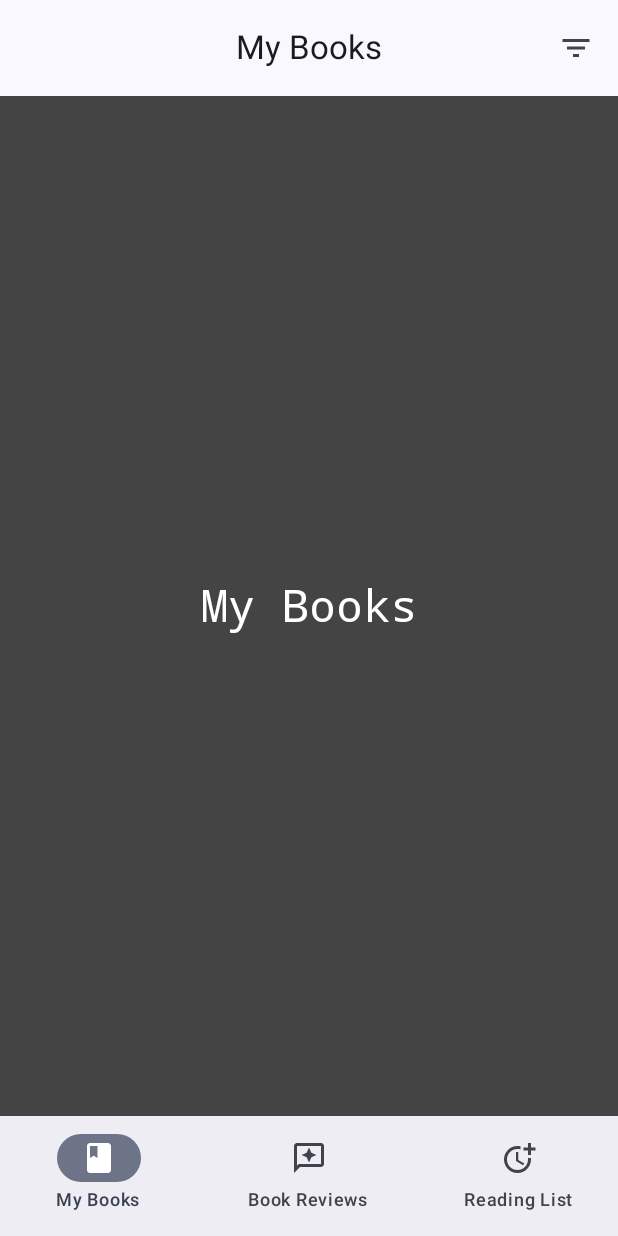
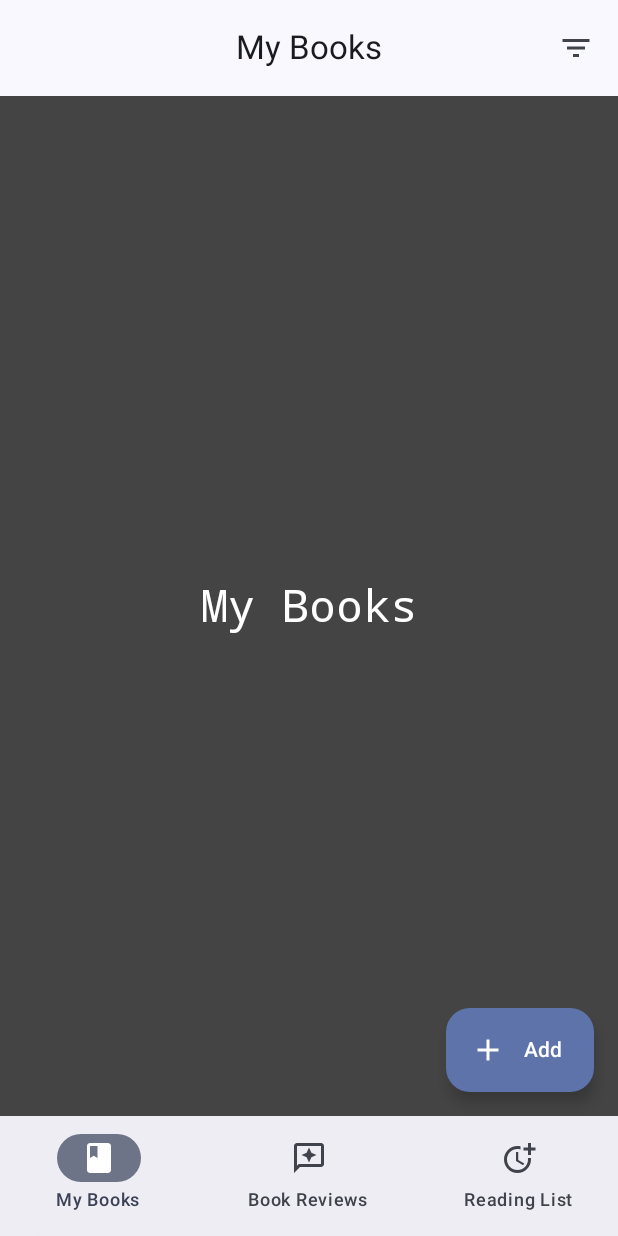
Before and after one commit to devrath/DroidDbStorage, an Android app built with Jetpack Compose: the screen it shows after launch (HomeActivity), on a phone screen of 412 x 824 dp. Run offline under Robolectric (Android 15) with nearby library versions, the phone set to English and light mode, and no system bars; our stand-ins replace Dagger/Hilt's generated code; 1 statement that could not run was skipped.

Commit message:
Floating button Added

```diff
--- a/Modules/RoomDbCode/compose-application/app/src/main/java/com/istudio/code/ui/modules/home/screens/ScreenHomeContainer.kt
+++ b/Modules/RoomDbCode/compose-application/app/src/main/java/com/istudio/code/ui/modules/home/screens/ScreenHomeContainer.kt
@@ -10,10 +10,12 @@ import androidx.compose.foundation.layout.padding
 import androidx.compose.foundation.layout.wrapContentHeight
 import androidx.compose.foundation.lazy.LazyColumn
 import androidx.compose.material.icons.Icons
+import androidx.compose.material.icons.filled.Add
 import androidx.compose.material.icons.filled.FilterList
 import androidx.compose.material3.BottomSheetScaffold
 import androidx.compose.material3.CenterAlignedTopAppBar
 import androidx.compose.material3.ExperimentalMaterial3Api
+import androidx.compose.material3.ExtendedFloatingActionButton
 import androidx.compose.material3.Icon
 import androidx.compose.material3.IconButton
 import androidx.compose.material3.MaterialTheme
@@ -89,7 +91,7 @@ fun HomeContainer(modifier: Modifier = Modifier) {
                         Text(text = screenTitle)
                     },
                     actions = {
-                        if(selectedItemIndex == 0){
+                        if (selectedItemIndex == 0) {
                             // Display the filter Icon only if it is First Tab - MyBooks
                             IconButton(onClick = {
                                 coroutineScope.launch {
@@ -132,6 +134,9 @@ fun HomeContainer(modifier: Modifier = Modifier) {
                         )
                     }
                 }
+            },
+            floatingActionButton = {
+                FloatingButton(expanded = true)
             }
         ) {
             Column(
@@ -170,3 +175,21 @@ fun BottomSheetContent() {
         }
     }
 }
+
+@Composable
+fun FloatingButton(
+    expanded: Boolean
+) {
+    val cxt = LocalContext.current
+    ExtendedFloatingActionButton(
+        onClick = { /* do something*/ },
+        icon = {
+            Icon(
+                imageVector = Icons.Filled.Add,
+                contentDescription = cxt.getString(R.string.str_add)
+            )
+        },
+        text = { Text(text = cxt.getString(R.string.str_add)) },
+        expanded = expanded
+    )
+}
--- a/Modules/RoomDbCode/compose-application/app/src/main/res/values/strings.xml
+++ b/Modules/RoomDbCode/compose-application/app/src/main/res/values/strings.xml
@@ -6,5 +6,6 @@
     <string name="str_my_books">My Books</string>
     <string name="str_book_reviews">Book Reviews</string>
     <string name="str_reading_list">Reading List</string>
+    <string name="str_add">Add</string>
 
 </resources>
```
